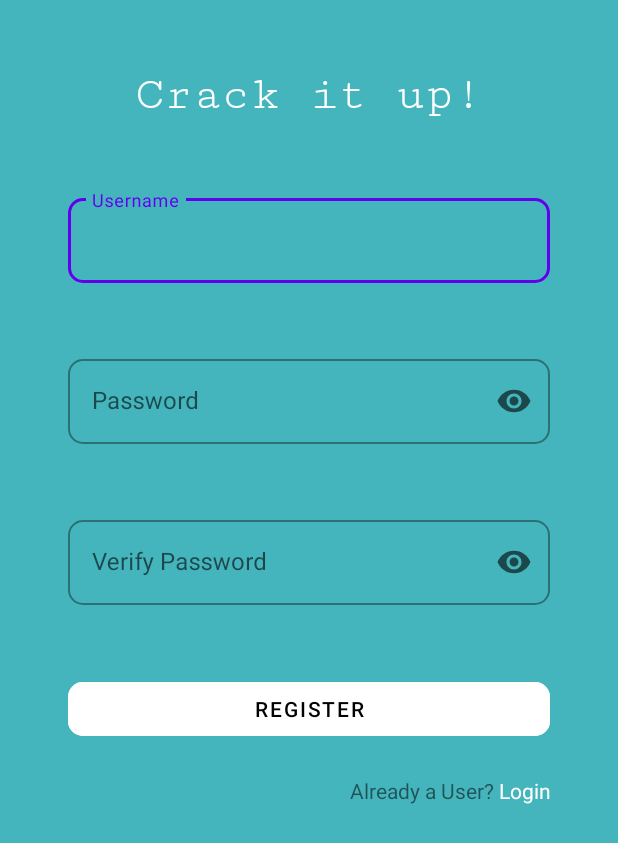
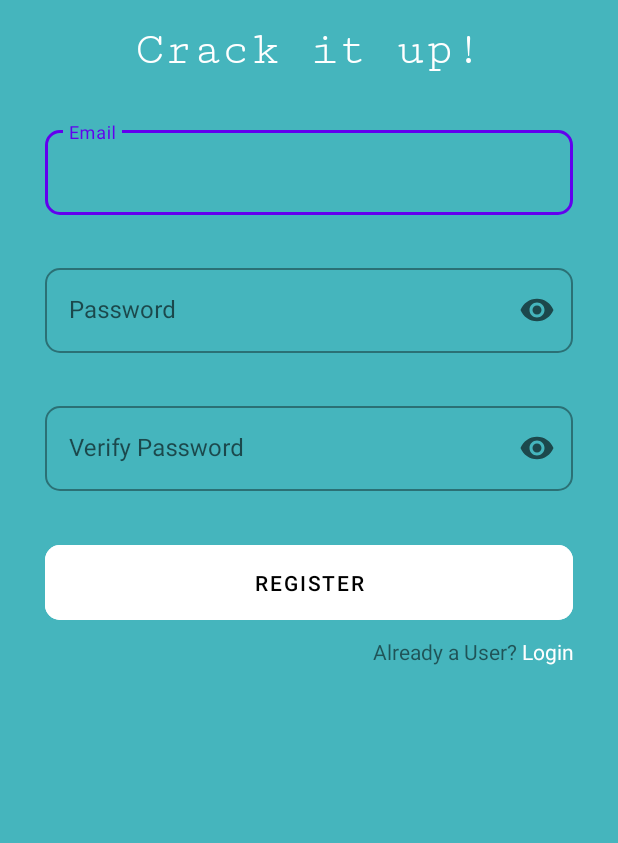
Before and after one commit to 1itachi/crack-it-up, an Android app: the screen it shows after launch (Signup), after a tap on an icon or button, on a phone screen of 412 x 824 dp. Shown: the top 843 px of the screen. Run offline under Robolectric (Android 15) with nearby library versions, the phone set to English and light mode, and no system bars; our stand-ins replace Firebase (no records; nobody signed in at launch, a user with empty details on screens opened directly); 2 other taps on this screen came first.

Commit message:
adde registration (#23)

```diff
--- a/app/build.gradle
+++ b/app/build.gradle
@@ -38,6 +38,7 @@ dependencies {
     implementation 'com.google.android.material:material:1.4.0'
     implementation 'androidx.constraintlayout:constraintlayout:2.0.4'
     implementation 'androidx.viewpager:viewpager:1.0.0'
+    implementation 'com.google.firebase:firebase-auth:19.2.0'
     testImplementation 'junit:junit:4.+'
     androidTestImplementation 'androidx.test.ext:junit:1.1.3'
     androidTestImplementation 'androidx.test.espresso:espresso-core:3.4.0'
--- a/app/src/main/AndroidManifest.xml
+++ b/app/src/main/AndroidManifest.xml
@@ -1,7 +1,8 @@
 <?xml version="1.0" encoding="utf-8"?>
 <manifest xmlns:android="http://schemas.android.com/apk/res/android"
     package="edu.neu.madcourse.crack_it_up">
-
+    <uses-permission android:name="android.permission.INTERNET" />
+    <uses-permission android:name="android.permission.ACCESS_NETWORK_STATE" />
     <application
         android:allowBackup="true"
         android:icon="@mipmap/ic_launcher"
--- a/app/src/main/java/edu/neu/madcourse/crack_it_up/LoginActivity.java
+++ b/app/src/main/java/edu/neu/madcourse/crack_it_up/LoginActivity.java
@@ -11,6 +11,7 @@ import android.widget.Toast;
 import com.google.android.gms.tasks.OnCompleteListener;
 import com.google.android.gms.tasks.Task;
 import com.google.android.material.textfield.TextInputLayout;
+import com.google.firebase.auth.FirebaseAuth;
 import com.google.firebase.database.ChildEventListener;
 import com.google.firebase.database.DataSnapshot;
 import com.google.firebase.database.DatabaseError;
@@ -21,12 +22,20 @@ import com.google.firebase.messaging.FirebaseMessaging;
 
 public class LoginActivity extends AppCompatActivity {
     private DatabaseReference mDatabase;
+    FirebaseAuth fAuth;
+
 
     @Override
     protected void onCreate(Bundle savedInstanceState) {
         super.onCreate(savedInstanceState);
         setContentView(R.layout.activity_login);
         mDatabase = FirebaseDatabase.getInstance().getReference();
+        fAuth = FirebaseAuth.getInstance();
+        //if user is already logged in, direct to main activity
+        if(fAuth.getCurrentUser() != null){
+            startActivity(new Intent(LoginActivity.this, HomeScreenActivity.class));
+            finish();
+        }
     }
 
     // called upon clicking Login button
--- a/app/src/main/java/edu/neu/madcourse/crack_it_up/Signup.java
+++ b/app/src/main/java/edu/neu/madcourse/crack_it_up/Signup.java
@@ -1,28 +1,113 @@
 package edu.neu.madcourse.crack_it_up;
 
+import androidx.annotation.NonNull;
 import androidx.appcompat.app.AppCompatActivity;
 
 import android.content.Intent;
 import android.os.Bundle;
+import android.text.TextUtils;
+import android.util.Patterns;
 import android.view.View;
+import android.widget.Button;
+import android.widget.EditText;
+import android.widget.ProgressBar;
+import android.widget.TextView;
+import android.widget.Toast;
+
+import com.google.android.gms.tasks.OnCompleteListener;
+import com.google.android.gms.tasks.Task;
+import com.google.android.material.textfield.TextInputLayout;
+import com.google.firebase.auth.AuthResult;
+import com.google.firebase.auth.FirebaseAuth;
 
 public class Signup extends AppCompatActivity {
+
+    TextInputLayout mEmail, mPassword, mPassword2;
+    Button mSignUpButton;
+    TextView loginBtn;
+    FirebaseAuth fAuth;
+    ProgressBar progressBar;
+
 
     @Override
     protected void onCreate(Bundle savedInstanceState) {
         super.onCreate(savedInstanceState);
         setContentView(R.layout.activity_signup);
+
+        //get the views
+        mEmail = findViewById(R.id.email);
+        mPassword = findViewById(R.id.password);
+        mPassword2 = findViewById(R.id.password2);
+        progressBar = findViewById(R.id.progressBar);
+        mSignUpButton = findViewById(R.id.signup);
+
+        fAuth = FirebaseAuth.getInstance();
+        progressBar.setVisibility(View.INVISIBLE);
+        //if user is already logged in, direct to main activity
+        if(fAuth.getCurrentUser() != null){
+            startActivity(new Intent(Signup.this, HomeScreenActivity.class));
+            finish();
+        }
+
+
+        mSignUpButton.setOnClickListener(new View.OnClickListener() {
+            @Override
+            public void onClick(View v) {
+                String email = mEmail.getEditText().getText().toString().trim();
+                String password = mPassword.getEditText().getText().toString();
+                String password2 = mPassword2.getEditText().getText().toString();
+
+
+                //validations
+                if(TextUtils.isEmpty(email)){
+                    mEmail.setError("Email is required");
+                    mEmail.requestFocus();
+                    return;
+                }
+                if(TextUtils.isEmpty(password)){
+                    mPassword.setError("Password is required");
+                    mPassword.requestFocus();
+                    return;
+                }
+                if(!Patterns.EMAIL_ADDRESS.matcher(email).matches()){
+                    mEmail.setError("Not a valid email!");
+                    mEmail.requestFocus();
+                    return;
+                }
+                if(password.length() < 6 ){
+                    mPassword.setError("Password Must be greater than 6 characters");
+                    mPassword.requestFocus();
+                    return;
+                }
+                if(!password.equals(password2)){
+                    mPassword2.setError("Passwords should match!");
+                    mPassword2.requestFocus();
+                    return;
+                }
+
+                progressBar.setVisibility(View.VISIBLE);
+
+                //register the user
+                fAuth.createUserWithEmailAndPassword(email, password).addOnCompleteListener(new OnCompleteListener<AuthResult>() {
+                    @Override
+                    public void onComplete(@NonNull Task<AuthResult> task) {
+                        if(task.isSuccessful()){
+                            Toast.makeText(Signup.this, "User created!", Toast.LENGTH_SHORT).show();
+                            startActivity(new Intent(Signup.this, HomeScreenActivity.class));
+                        }else{
+                            Toast.makeText(Signup.this, "Error! " + task.getException().getMessage(), Toast.LENGTH_SHORT).show();
+                        }
+                    }
+                });
+
+            }
+        });
     }
+
 
     // called upon clicking Login button
     public void onClickSignUpButton(View view) {
         System.out.println("Sign up button clicked");
-
-
-        Intent intent1 = new Intent(Signup.this, HomeScreenActivity.class);
-
-        startActivity(intent1);
-
     }
 
     public void onClicklogin(View view) {
--- a/app/src/main/res/layout/activity_signup.xml
+++ b/app/src/main/res/layout/activity_signup.xml
@@ -11,7 +11,7 @@
         android:id="@+id/appName"
         android:layout_width="wrap_content"
         android:layout_height="wrap_content"
-        android:layout_marginTop="45dp"
+        android:layout_marginTop="15dp"
         android:fontFamily="serif-monospace"
         android:text="Crack it up!"
         android:textColor="@color/white"
@@ -21,12 +21,12 @@
         app:layout_constraintTop_toTopOf="parent" />
 
     <com.google.android.material.textfield.TextInputLayout
-        android:id="@+id/userName"
+        android:id="@+id/email"
         style="@style/Widget.MaterialComponents.TextInputLayout.OutlinedBox"
         android:layout_width="match_parent"
         android:layout_height="wrap_content"
-        android:layout_margin="45dp"
-        android:hint="Username"
+        android:layout_margin="30dp"
+        android:hint="Email"
         app:boxBackgroundMode="outline"
         app:boxCornerRadiusBottomEnd="10dp"
         app:boxCornerRadiusBottomStart="10dp"
@@ -44,13 +44,12 @@
         </com.google.android.material.textfield.TextInputEditText>
     </com.google.android.material.textfield.TextInputLayout>
 
-
     <com.google.android.material.textfield.TextInputLayout
         android:id="@+id/password"
         style="@style/Widget.MaterialComponents.TextInputLayout.OutlinedBox"
         android:layout_width="match_parent"
         android:layout_height="wrap_content"
-        android:layout_margin="45dp"
+        android:layout_margin="30dp"
         android:hint="@string/password_prompt"
         app:endIconMode="password_toggle"
 
@@ -62,7 +61,7 @@
         app:layout_constraintEnd_toEndOf="parent"
         app:layout_constraintHorizontal_bias="0.499"
         app:layout_constraintStart_toStartOf="parent"
-        app:layout_constraintTop_toBottomOf="@+id/userName">
+        app:layout_constraintTop_toBottomOf="@+id/email">
 
         <com.google.android.material.textfield.TextInputEditText
             android:layout_width="match_parent"
@@ -78,7 +77,7 @@
         style="@style/Widget.MaterialComponents.TextInputLayout.OutlinedBox"
         android:layout_width="match_parent"
         android:layout_height="wrap_content"
-        android:layout_margin="45dp"
+        android:layout_margin="30dp"
         android:hint="@string/password_prompt2"
         app:endIconMode="password_toggle"
 
@@ -106,15 +105,15 @@
         style="@style/Widget.MaterialComponents.Button.TextButton"
         android:layout_width="match_parent"
         android:layout_height="wrap_content"
-        android:layout_margin="45dp"
+        android:layout_margin="30dp"
         android:backgroundTint="#FFFFFF"
         android:onClick="onClickSignUpButton"
         android:text="Register"
         android:textColor="@android:color/black"
+        android:padding="15dp"
         app:cornerRadius="10dp"
-
         app:layout_constraintEnd_toEndOf="parent"
-        app:layout_constraintHorizontal_bias="0.495"
+        app:layout_constraintHorizontal_bias="0.674"
         app:layout_constraintStart_toStartOf="parent"
         app:layout_constraintTop_toBottomOf="@+id/password2" />
 
@@ -123,17 +122,29 @@
         android:layout_width="match_parent"
         android:layout_height="wrap_content"
 
-        android:layout_marginLeft="45dp"
+        android:layout_marginLeft="30dp"
         android:layout_marginTop="5dp"
-        android:layout_marginRight="45dp"
+        android:layout_marginRight="30dp"
         android:inputType="text"
         android:onClick="onClicklogin"
         android:text="@string/login_text"
         android:textAlignment="textEnd"
-        app:layout_constraintBottom_toBottomOf="parent"
         app:layout_constraintEnd_toEndOf="parent"
         app:layout_constraintHorizontal_bias="0.494"
         app:layout_constraintStart_toStartOf="parent"
-        app:layout_constraintTop_toBottomOf="@+id/signup"
-        app:layout_constraintVertical_bias="0.051" />
+        app:layout_constraintTop_toBottomOf="@+id/signup" />
+
+    <ProgressBar
+        android:id="@+id/progressBar"
+        style="?android:attr/progressBarStyle"
+        android:layout_width="wrap_content"
+        android:layout_height="wrap_content"
+        android:layout_marginTop="44dp"
+        app:layout_constraintBottom_toBottomOf="parent"
+        app:layout_constraintEnd_toEndOf="parent"
+        app:layout_constraintHorizontal_bias="0.498"
+        app:layout_constraintStart_toStartOf="parent"
+        app:layout_constraintTop_toBottomOf="@+id/loginText"
+        app:layout_constraintVertical_bias="0.0"
+        tools:visibility="invisible" />
 </androidx.constraintlayout.widget.ConstraintLayout>
```
